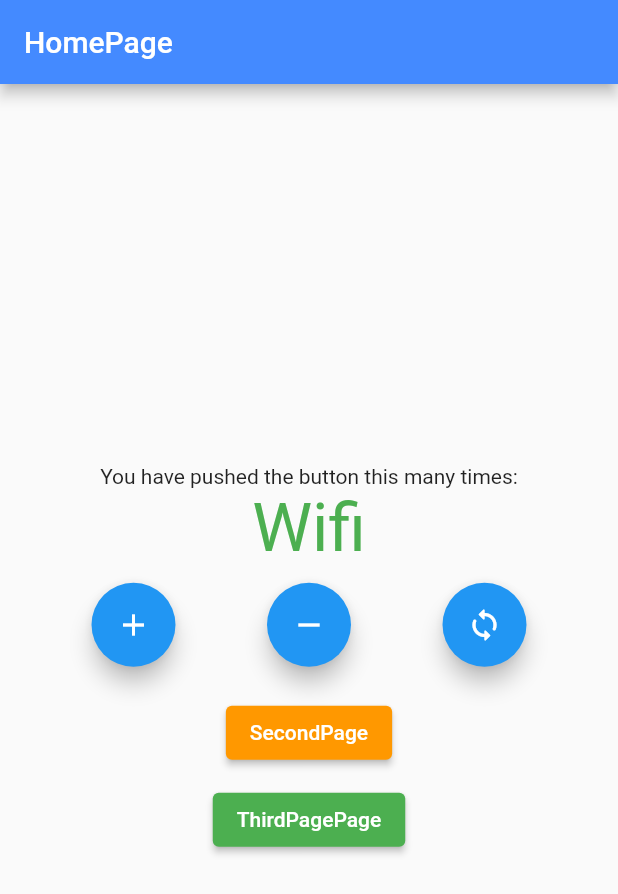
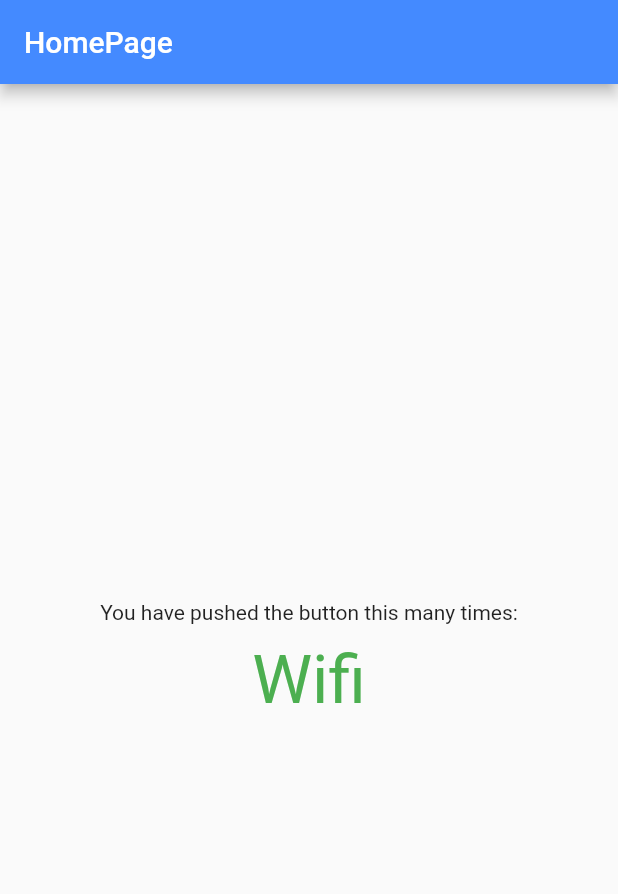
Before and after one commit to Mohitkoley/flutter_bloc_concepts, a Flutter app: the screen it shows after launch, on a phone screen of 412 x 824 dp. Shown: the top 894 px of the screen. Run offline on Flutter 3.47's test engine with Material 2 defaults, Android fonts, the phone set to English and light mode, and no system bars; our stand-ins replace bloc, connectivity_plus, flutter_bloc.

Commit message:
minor fix 1

```diff
--- a/lib/logic/cubit/internet_cubit.dart
+++ b/lib/logic/cubit/internet_cubit.dart
@@ -1,6 +1,4 @@
 import 'dart:async';
-import 'dart:io';
-
 import 'package:bloc/bloc.dart';
 import 'package:connectivity_plus/connectivity_plus.dart';
 import 'package:flutter_bloc_concepts/constants/enums.dart';
--- a/lib/presentation/screens/home_screen.dart
+++ b/lib/presentation/screens/home_screen.dart
@@ -39,6 +39,9 @@ class _HomePageState extends State<HomePage> {
               const Text(
                 'You have pushed the button this many times:',
               ),
+              const SizedBox(
+                height: 10,
+              ),
               BlocBuilder<InternetCubit, InternetState>(
                 builder: (context, state) {
                   if (state is InternetConnected &&
@@ -71,60 +74,60 @@ class _HomePageState extends State<HomePage> {
                   return const CircularProgressIndicator();
                 },
               ),
-              const SizedBox(
-                height: 10,
-              ),
-              Column(
-                mainAxisAlignment: MainAxisAlignment.spaceEvenly,
-                children: [
-                  Row(
-                    mainAxisAlignment: MainAxisAlignment.spaceEvenly,
-                    children: [
-                      FloatingActionButton(
-                        onPressed: () =>
-                            BlocProvider.of<CounterCubit>(context).increment(),
-                        tooltip: 'Increment',
-                        child: const Icon(Icons.add),
-                      ),
-                      FloatingActionButton(
-                        onPressed: () =>
-                            BlocProvider.of<CounterCubit>(context).decrement(),
-                        tooltip: 'Decrement',
-                        child: const Icon(Icons.remove),
-                      ),
-                      FloatingActionButton(
-                        onPressed: () =>
-                            BlocProvider.of<CounterCubit>(context).reset(),
-                        tooltip: 'Reset',
-                        child: const Icon(Icons.loop_rounded),
-                      )
-                    ],
-                  ),
-                  const SizedBox(
-                    height: 20,
-                  ),
-                  ElevatedButton(
-                    onPressed: () {
-                      Navigator.pushNamed(context, "/second");
-                    },
-                    child: const Text("SecondPage"),
-                    style: ButtonStyle(
-                      backgroundColor:
-                          MaterialStateProperty.all<Color>(Colors.orange),
-                    ),
-                  ),
-                  const SizedBox(height: 10),
-                  ElevatedButton(
-                    onPressed: () {
-                      Navigator.pushNamed(context, "/third");
-                    },
-                    child: const Text("ThirdPagePage"),
-                    style: ButtonStyle(
-                        backgroundColor:
-                            MaterialStateProperty.all<Color>(Colors.green)),
-                  )
-                ],
-              ),
+              // const SizedBox(
+              //   height: 10,
+              // ),
+              // Column(
+              //   mainAxisAlignment: MainAxisAlignment.spaceEvenly,
+              //   children: [
+              //     Row(
+              //       mainAxisAlignment: MainAxisAlignment.spaceEvenly,
+              //       children: [
+              //         FloatingActionButton(
+              //           onPressed: () =>
+              //               BlocProvider.of<CounterCubit>(context).increment(),
+              //           tooltip: 'Increment',
+              //           child: const Icon(Icons.add),
+              //         ),
+              //         FloatingActionButton(
+              //           onPressed: () =>
+              //               BlocProvider.of<CounterCubit>(context).decrement(),
+              //           tooltip: 'Decrement',
+              //           child: const Icon(Icons.remove),
+              //         ),
+              //         FloatingActionButton(
+              //           onPressed: () =>
+              //               BlocProvider.of<CounterCubit>(context).reset(),
+              //           tooltip: 'Reset',
+              //           child: const Icon(Icons.loop_rounded),
+              //         )
+              //       ],
+              //     ),
+              //     const SizedBox(
+              //       height: 20,
+              //     ),
+              //     ElevatedButton(
+              //       onPressed: () {
+              //         Navigator.pushNamed(context, "/second");
+              //       },
+              //       child: const Text("SecondPage"),
+              //       style: ButtonStyle(
+              //         backgroundColor:
+              //             MaterialStateProperty.all<Color>(Colors.orange),
+              //       ),
+              //     ),
+              //     const SizedBox(height: 10),
+              //     ElevatedButton(
+              //       onPressed: () {
+              //         Navigator.pushNamed(context, "/third");
+              //       },
+              //       child: const Text("ThirdPagePage"),
+              //       style: ButtonStyle(
+              //           backgroundColor:
+              //               MaterialStateProperty.all<Color>(Colors.green)),
+              //     )
+              //   ],
+              // ),
             ],
           ),
         ),
```
Also changed, not shown: lib/logic/cubit/counter_cubit.dart (+0 -7 lines).
